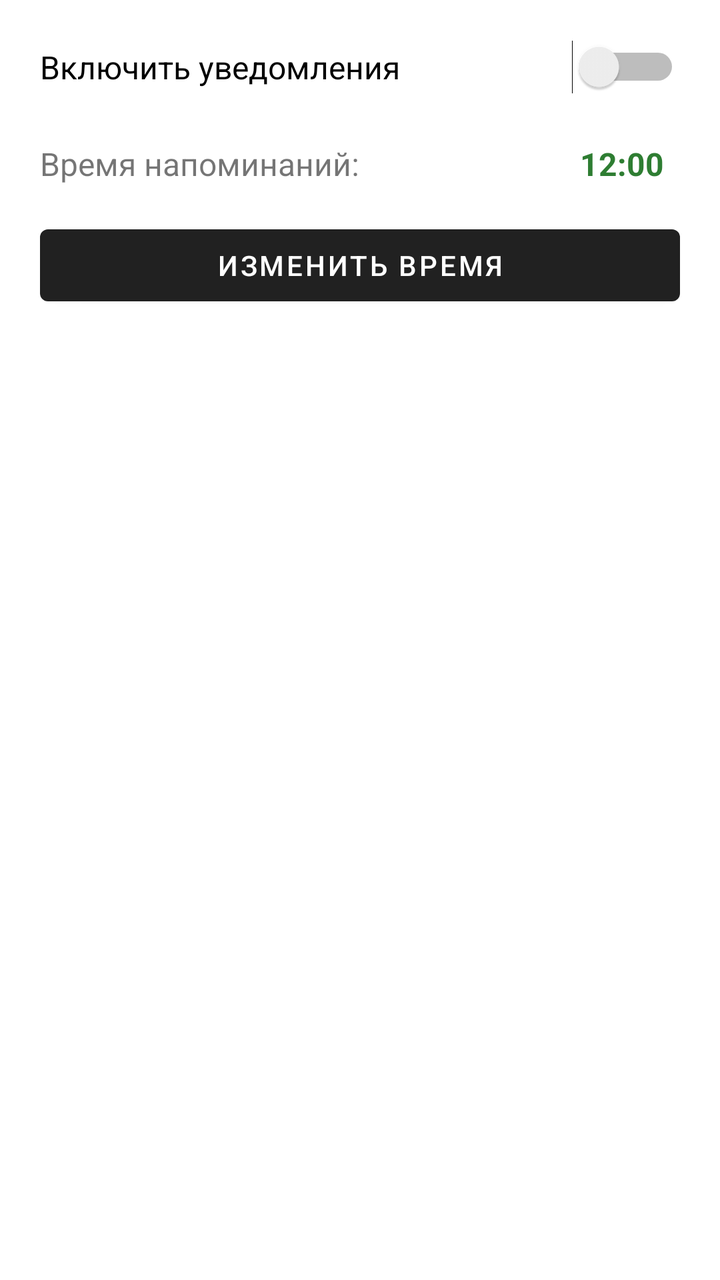
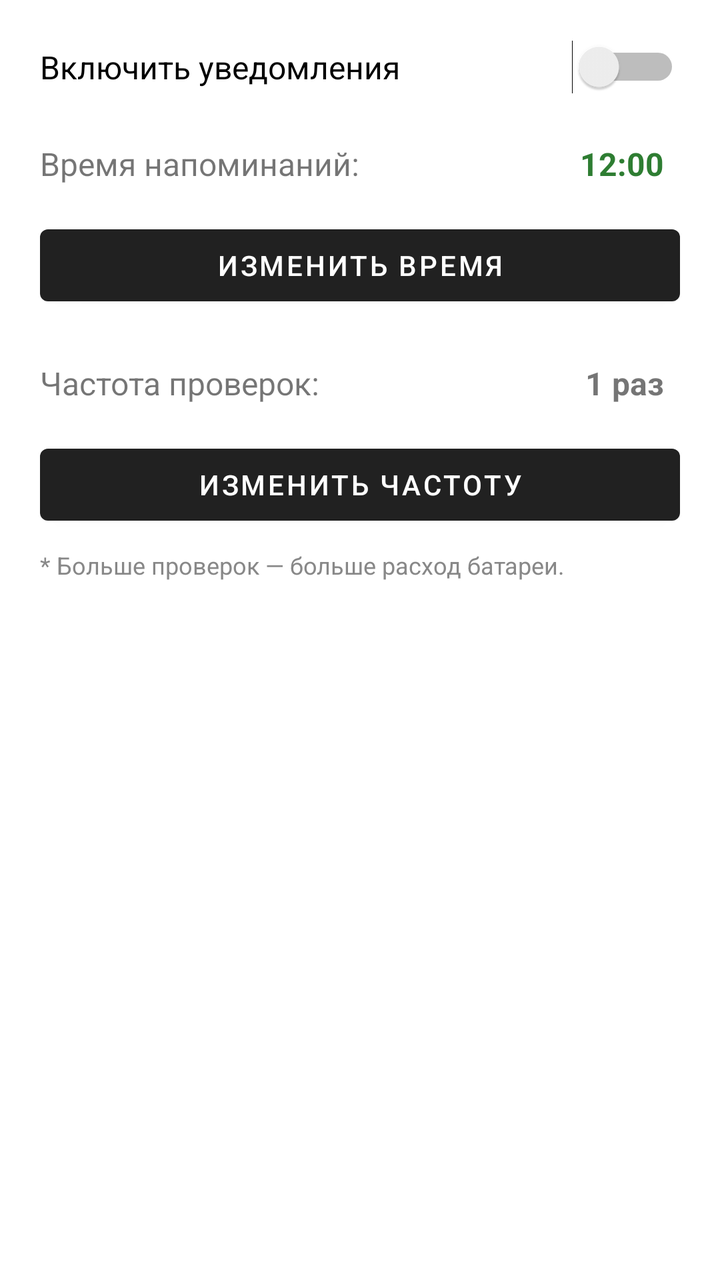

Compare the two renders of this Android layout. The source of the first and the diff that turns it into the second are given below.
<!-- AndroidManifest.xml: application theme Theme.MaterialComponents.DayNight.DarkActionBar -->
<!-- res/layout/dialog_settings.xml -->
<?xml version="1.0" encoding="utf-8"?>
<LinearLayout xmlns:android="http://schemas.android.com/apk/res/android"
    android:layout_width="match_parent"
    android:layout_height="wrap_content"
    android:orientation="vertical"
    android:padding="20dp">

    <Switch
        android:id="@+id/switchNotifications"
        android:layout_width="match_parent"
        android:layout_height="wrap_content"
        android:text="Включить уведомления"
        android:textSize="16sp"/>

    <LinearLayout
        android:layout_width="match_parent"
        android:layout_height="wrap_content"
        android:orientation="horizontal"
        android:layout_marginTop="16dp"
        android:gravity="center_vertical">

        <TextView
            android:layout_width="0dp"
            android:layout_weight="1"
            android:layout_height="wrap_content"
            android:text="Время напоминаний:"
            android:textSize="16sp"/>

        <TextView
            android:id="@+id/tvTimeValue"
            android:layout_width="wrap_content"
            android:layout_height="wrap_content"
            android:text="12:00"
            android:textSize="16sp"
            android:textStyle="bold"
            android:textColor="#2E7D32"
            android:padding="8dp"/>
    </LinearLayout>

    <Button
        android:id="@+id/btnPickTime"
        android:layout_width="match_parent"
        android:layout_height="wrap_content"
        android:text="Изменить время"
        android:layout_marginTop="8dp"/>

</LinearLayout>
<!-- resources referenced by this layout -->
<resources>

</resources>

<!-- the commit's change to res/layout/dialog_settings.xml (unified diff, before → after) -->
@@ -44,4 +44,44 @@
         android:text="Изменить время"
         android:layout_marginTop="8dp"/>
 
+    
+    <LinearLayout
+        android:layout_width="match_parent"
+        android:layout_height="wrap_content"
+        android:orientation="horizontal"
+        android:layout_marginTop="16dp"
+        android:gravity="center_vertical">
+
+        <TextView
+            android:layout_width="0dp"
+            android:layout_weight="1"
+            android:layout_height="wrap_content"
+            android:text="Частота проверок:"
+            android:textSize="16sp"/>
+
+        <TextView
+            android:id="@+id/tvCheckFrequency"
+            android:layout_width="wrap_content"
+            android:layout_height="wrap_content"
+            android:text="1 раз"
+            android:textSize="16sp"
+            android:textStyle="bold"
+            android:padding="8dp"/>
+    </LinearLayout>
+
+    <Button
+        android:id="@+id/btnPickFrequency"
+        android:layout_width="match_parent"
+        android:layout_height="wrap_content"
+        android:text="Изменить частоту"
+        android:layout_marginTop="8dp"/>
+    
+    <TextView
+        android:layout_width="match_parent"
+        android:layout_height="wrap_content"
+        android:text="* Больше проверок — больше расход батареи."
+        android:textSize="12sp"
+        android:textColor="#888888"
+        android:layout_marginTop="8dp"/>
+
 </LinearLayout>
